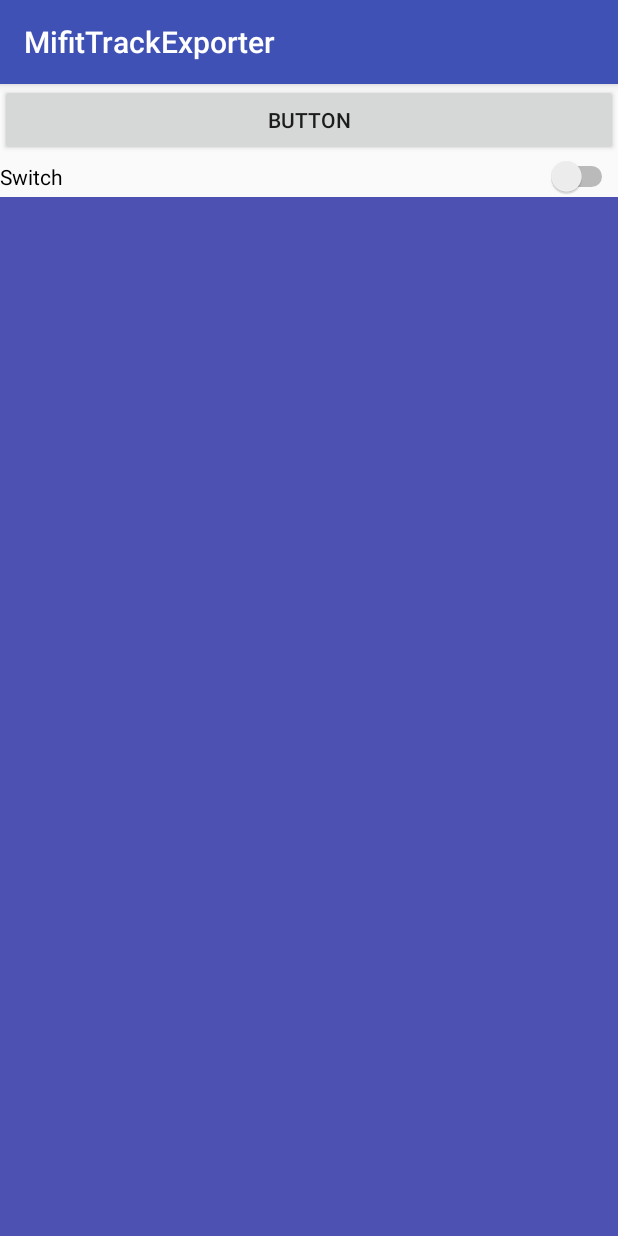
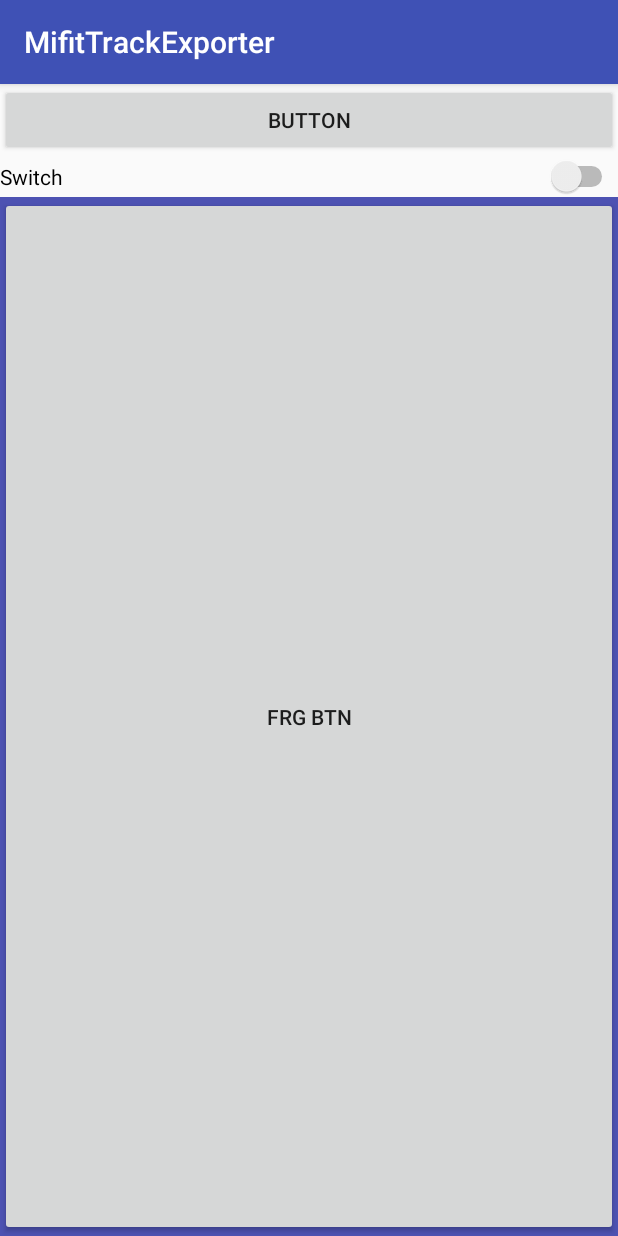
Before and after one commit to sergentum/MifitTrackExporter, an Android app: the screen it shows after launch (ExportActivity), after a tap on "BUTTON", on a phone screen of 412 x 824 dp. Run offline under Robolectric (Android 15) with nearby library versions, the phone set to English and light mode, and no system bars; 3 statements that could not run were skipped.

Commit message:
fragment starter

```diff
--- a/app/src/main/java/cn/com/smartdevices/bracelet/gps/ui/sport/detail/ExportActivity.java
+++ b/app/src/main/java/cn/com/smartdevices/bracelet/gps/ui/sport/detail/ExportActivity.java
@@ -147,8 +147,8 @@ public class ExportActivity extends AppCompatActivity implements View.OnClickLis
 //
 //                    setContentView(linearLayout, layoutParams);
 
-                    FragmentManager fragmentManager = getFragmentManager();
-                    FragmentTransaction fragmentTransaction = fragmentManager.beginTransaction();
+//                    FragmentManager fragmentManager = getFragmentManager();
+//                    FragmentTransaction fragmentTransaction = fragmentManager.beginTransaction();
 
 
                 } else {
--- a/app/src/main/java/cn/com/smartdevices/bracelet/gps/ui/sport/detail/TestFragment.java
+++ b/app/src/main/java/cn/com/smartdevices/bracelet/gps/ui/sport/detail/TestFragment.java
@@ -4,9 +4,11 @@ package cn.com.smartdevices.bracelet.gps.ui.sport.detail;
 import android.app.Activity;
 import android.app.Fragment;
 import android.os.Bundle;
+import android.util.Log;
 import android.view.LayoutInflater;
 import android.view.View;
 import android.view.ViewGroup;
+import android.widget.Button;
 import java.util.Random;
 
 import static android.graphics.Color.RED;
@@ -16,11 +18,21 @@ public class TestFragment extends Fragment {
     private Random random;
 
     @Override
-    public View onCreateView(LayoutInflater inflater, ViewGroup container,
+    public View onCreateView(LayoutInflater inflater,
+                             ViewGroup container,
                              Bundle savedInstanceState) {
         System.out.println("TestFragment onCreateView:" + this);
         Activity activity = getActivity();
         view = new View(activity);
+        Button button = new Button(activity);
+        button.setText("frg btn");
+        button.setOnClickListener(new View.OnClickListener() {
+            public void onClick(View v) {
+                System.out.println("Button on frg clicked");
+            }
+        });
+
+        container.addView(button);
         random = new Random();
         return view;
     }
```
